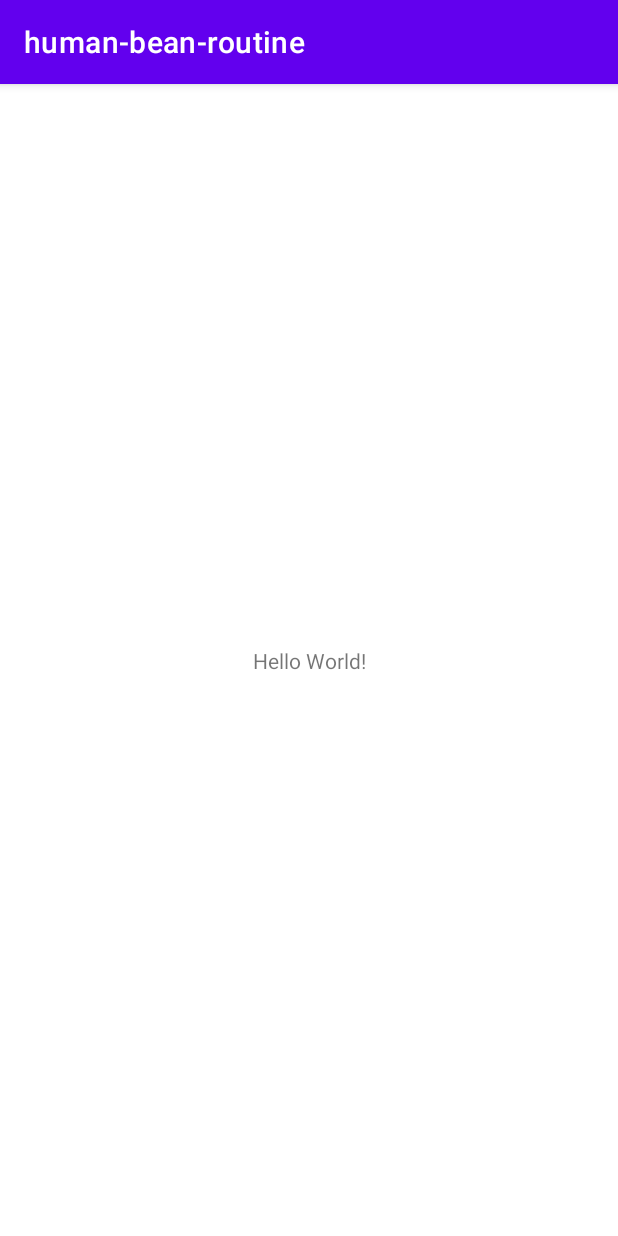
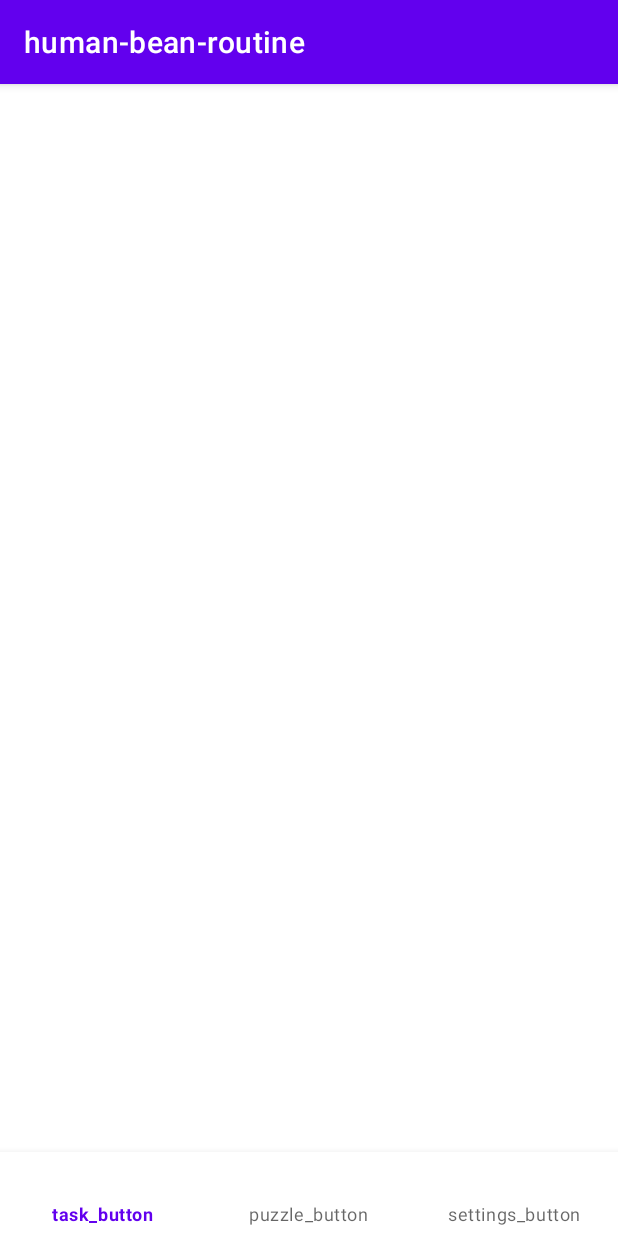
Before and after one commit to KevinGeorge11/human-bean-routine, an Android app: the screen it shows after launch (MainActivity), on a phone screen of 412 x 824 dp. Run offline under Robolectric (Android 15) with nearby library versions, the phone set to English and light mode, and no system bars.

Commit message:
added skeleton code for navbar

```diff
--- a/code/app/src/main/res/layout/activity_main.xml
+++ b/code/app/src/main/res/layout/activity_main.xml
@@ -6,13 +6,16 @@
     android:layout_height="match_parent"
     tools:context=".MainActivity">
 
-    <TextView
-        android:layout_width="wrap_content"
-        android:layout_height="wrap_content"
-        android:text="Hello World!"
+    <com.google.android.material.bottomnavigation.BottomNavigationView
+        android:id="@+id/navigation"
+        android:layout_width="match_parent"
+        android:layout_height="56dp"
+        android:layout_gravity="start"
+        app:menu="@menu/navigation_items"
         app:layout_constraintBottom_toBottomOf="parent"
-        app:layout_constraintLeft_toLeftOf="parent"
-        app:layout_constraintRight_toRightOf="parent"
-        app:layout_constraintTop_toTopOf="parent" />
+        app:layout_constraintEnd_toEndOf="parent"
+        app:layout_constraintStart_toStartOf="parent"
+        app:layout_constraintTop_toTopOf="parent"
+        app:layout_constraintVertical_bias="1.0" />
 
 </androidx.constraintlayout.widget.ConstraintLayout>
--- /dev/null
+++ b/code/app/src/main/res/menu/navigation_items.xml
@@ -0,0 +1,8 @@
+<menu xmlns:android="http://schemas.android.com/apk/res/android">
+    <item android:id="@+id/task_button"
+          android:title="task_button"/>
+    <item android:id="@+id/puzzle_button"
+        android:title="puzzle_button"/>
+    <item android:id="@+id/settings_button"
+        android:title="settings_button"/>
+</menu>
```
